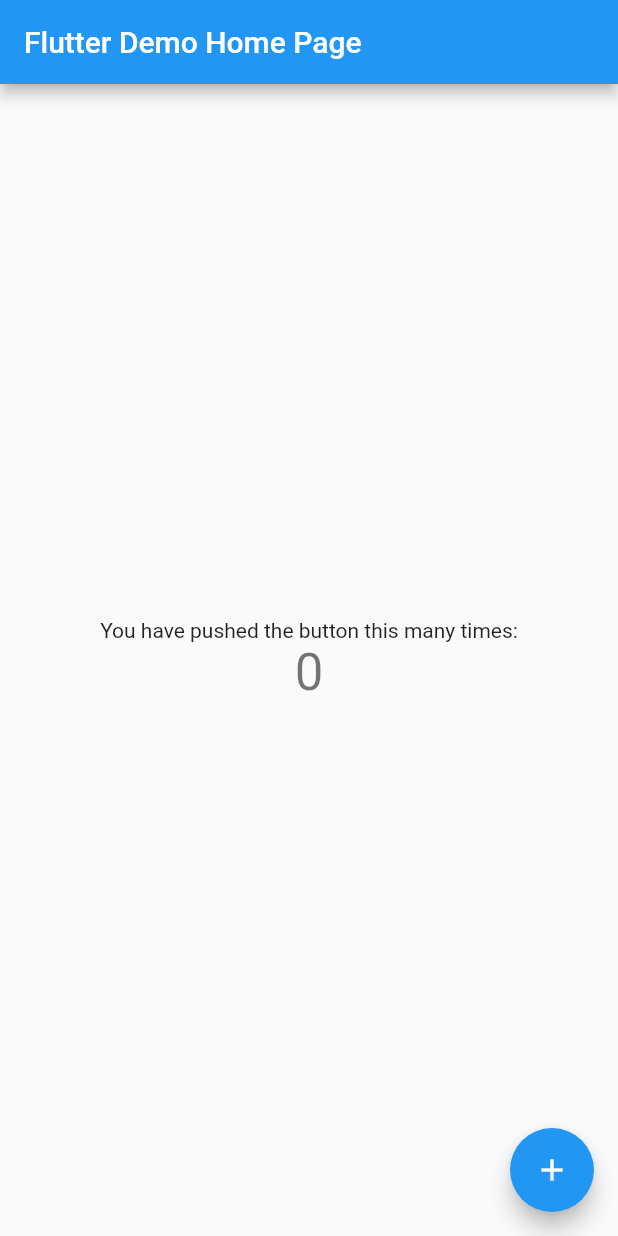
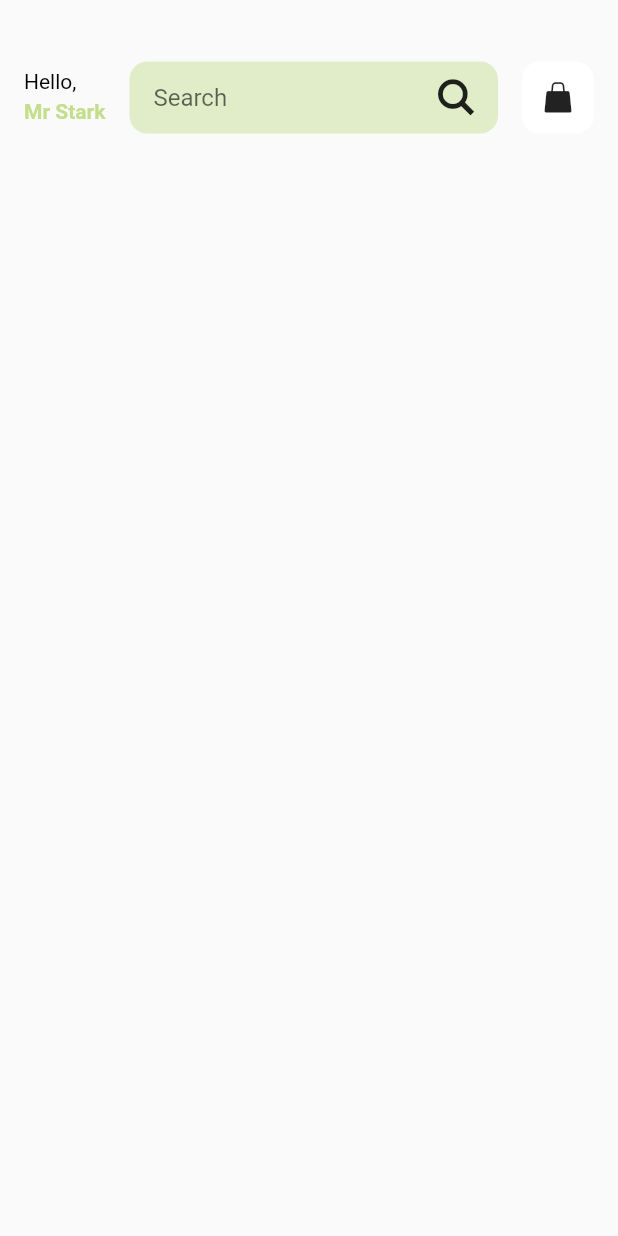
Before and after one commit to kharioki/food-delivery, a Flutter app: the screen it shows after launch, on a phone screen of 412 x 824 dp. Run offline on Flutter 3.47's test engine with Material 2 defaults, Android fonts, the phone set to English and light mode, and no system bars; our stand-ins replace google_fonts.

Commit message:
custom appbar

```diff
--- a/lib/main.dart
+++ b/lib/main.dart
@@ -1,4 +1,6 @@
 import 'package:flutter/material.dart';
+import 'package:food_delivery/pages/home_page.dart';
+import 'package:google_fonts/google_fonts.dart';
 
 void main() {
   runApp(MyApp());
@@ -9,109 +11,15 @@ class MyApp extends StatelessWidget {
   @override
   Widget build(BuildContext context) {
     return MaterialApp(
-      title: 'Flutter Demo',
+      title: 'Food Delivery App',
+      debugShowCheckedModeBanner: false,
       theme: ThemeData(
-        // This is the theme of your application.
-        //
-        // Try running your application with "flutter run". You'll see the
-        // application has a blue toolbar. Then, without quitting the app, try
-        // changing the primarySwatch below to Colors.green and then invoke
-        // "hot reload" (press "r" in the console where you ran "flutter run",
-        // or simply save your changes to "hot reload" in a Flutter IDE).
-        // Notice that the counter didn't reset back to zero; the application
-        // is not restarted.
         primarySwatch: Colors.blue,
-        // This makes the visual density adapt to the platform that you run
-        // the app on. For desktop platforms, the controls will be smaller and
-        // closer together (more dense) than on mobile platforms.
-        visualDensity: VisualDensity.adaptivePlatformDensity,
+        textTheme: GoogleFonts.reemKufiTextTheme(
+          Theme.of(context).textTheme,
+        ),
       ),
-      home: MyHomePage(title: 'Flutter Demo Home Page'),
+      home: HomePage(),
     );
   }
 }
-
-class MyHomePage extends StatefulWidget {
-  MyHomePage({Key key, this.title}) : super(key: key);
-
-  // This widget is the home page of your application. It is stateful, meaning
-  // that it has a State object (defined below) that contains fields that affect
-  // how it looks.
-
-  // This class is the configuration for the state. It holds the values (in this
-  // case the title) provided by the parent (in this case the App widget) and
-  // used by the build method of the State. Fields in a Widget subclass are
-  // always marked "final".
-
-  final String title;
-
-  @override
-  _MyHomePageState createState() => _MyHomePageState();
-}
-
-class _MyHomePageState extends State<MyHomePage> {
-  int _counter = 0;
-
-  void _incrementCounter() {
-    setState(() {
-      // This call to setState tells the Flutter framework that something has
-      // changed in this State, which causes it to rerun the build method below
-      // so that the display can reflect the updated values. If we changed
-      // _counter without calling setState(), then the build method would not be
-      // called again, and so nothing would appear to happen.
-      _counter++;
-    });
-  }
-
-  @override
-  Widget build(BuildContext context) {
-    // This method is rerun every time setState is called, for instance as done
-    // by the _incrementCounter method above.
-    //
-    // The Flutter framework has been optimized to make rerunning build methods
-    // fast, so that you can just rebuild anything that needs updating rather
-    // than having to individually change instances of widgets.
-    return Scaffold(
-      appBar: AppBar(
-        // Here we take the value from the MyHomePage object that was created by
-        // the App.build method, and use it to set our appbar title.
-        title: Text(widget.title),
-      ),
-      body: Center(
-        // Center is a layout widget. It takes a single child and positions it
-        // in the middle of the parent.
-        child: Column(
-          // Column is also a layout widget. It takes a list of children and
-          // arranges them vertically. By default, it sizes itself to fit its
-          // children horizontally, and tries to be as tall as its parent.
-          //
-          // Invoke "debug painting" (press "p" in the console, choose the
-          // "Toggle Debug Paint" action from the Flutter Inspector in Android
-          // Studio, or the "Toggle Debug Paint" command in Visual Studio Code)
-          // to see the wireframe for each widget.
-          //
-          // Column has various properties to control how it sizes itself and
-          // how it positions its children. Here we use mainAxisAlignment to
-          // center the children vertically; the main axis here is the vertical
-          // axis because Columns are vertical (the cross axis would be
-          // horizontal).
-          mainAxisAlignment: MainAxisAlignment.center,
-          children: <Widget>[
-            Text(
-              'You have pushed the button this many times:',
-            ),
-            Text(
-              '$_counter',
-              style: Theme.of(context).textTheme.headline4,
-            ),
-          ],
-        ),
-      ),
-      floatingActionButton: FloatingActionButton(
-        onPressed: _incrementCounter,
-        tooltip: 'Increment',
-        child: Icon(Icons.add),
-      ), // This trailing comma makes auto-formatting nicer for build methods.
-    );
-  }
-}
--- /dev/null
+++ b/lib/pages/home_page.dart
@@ -0,0 +1,90 @@
+import 'package:flutter/material.dart';
+import 'package:food_delivery/core/consts.dart';
+import 'package:food_delivery/core/flutter_icons.dart';
+
+class HomePage extends StatefulWidget {
+  @override
+  _HomePageState createState() => _HomePageState();
+}
+
+class _HomePageState extends State<HomePage> {
+  @override
+  Widget build(BuildContext context) {
+    return Scaffold(
+      body: Padding(
+        padding: const EdgeInsets.only(top: 25.0),
+        child: Column(
+          children: <Widget>[
+            _customAppBar(),
+          ],
+        ),
+      ),
+    );
+  }
+
+  Widget _customAppBar() {
+    return Container(
+      padding: EdgeInsets.all(16),
+      child: Row(
+        children: <Widget>[
+          RichText(
+            text: TextSpan(
+              text: 'Hello,\n',
+              style: TextStyle(
+                color: Colors.black,
+              ),
+              children: [
+                TextSpan(
+                  text: 'Mr Stark',
+                  style: TextStyle(
+                    color: AppColors.greenColor,
+                    fontWeight: FontWeight.bold,
+                    height: 1.5,
+                  ),
+                ),
+              ],
+            ),
+          ),
+          SizedBox(width: 16),
+          Expanded(
+            child: Container(
+              padding: EdgeInsets.symmetric(horizontal: 16),
+              decoration: BoxDecoration(
+                color: AppColors.greenLightColor,
+                borderRadius: BorderRadius.all(
+                  Radius.circular(12),
+                ),
+              ),
+              child: Row(
+                children: <Widget>[
+                  Expanded(
+                    child: TextField(
+                      decoration: InputDecoration(
+                        border: InputBorder.none,
+                        hintText: 'Search',
+                      ),
+                    ),
+                  ),
+                  Icon(FlutterIcons.search),
+                ],
+              ),
+            ),
+          ),
+          SizedBox(width: 16),
+          Container(
+            padding: EdgeInsets.all(12),
+            decoration: BoxDecoration(
+              color: Colors.white,
+              borderRadius: BorderRadius.all(
+                Radius.circular(12),
+              ),
+            ),
+            child: Center(
+              child: Icon(FlutterIcons.shop),
+            ),
+          ),
+        ],
+      ),
+    );
+  }
+}
```
Also changed, not shown: 3 other files.
